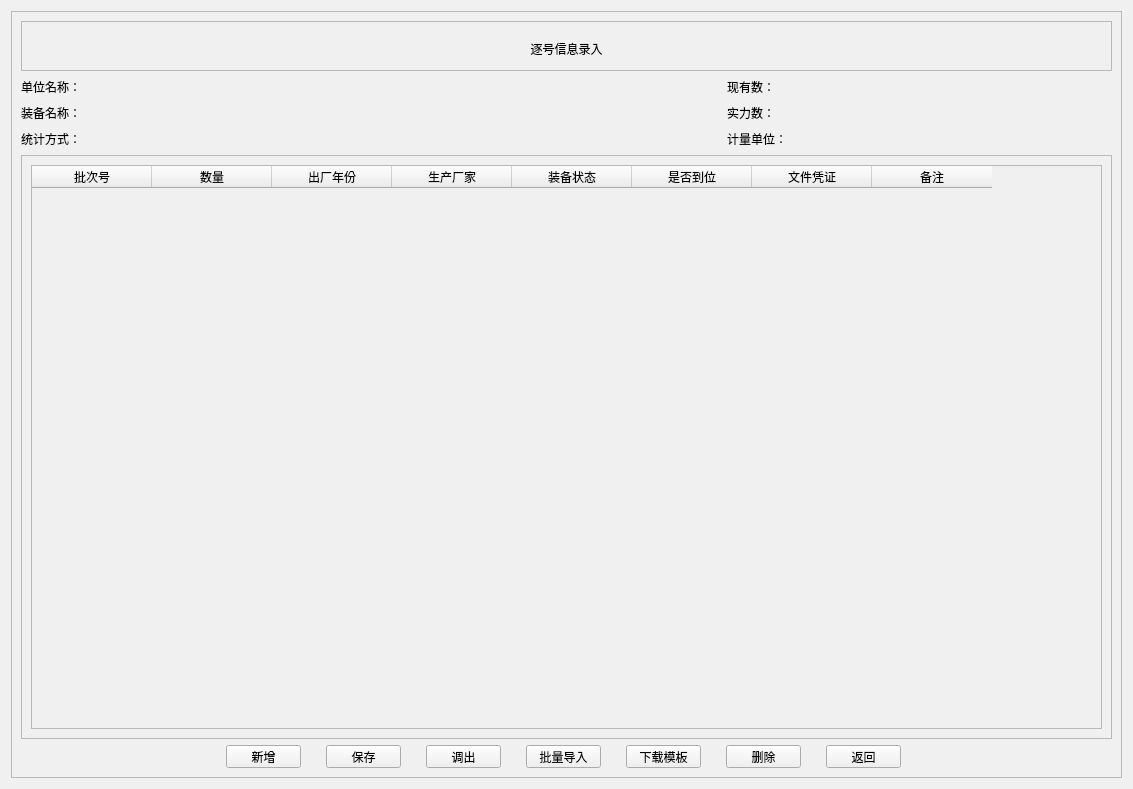
Old version of the form widgets/add_strenth_info.ui in the repository Belos10/Equip.
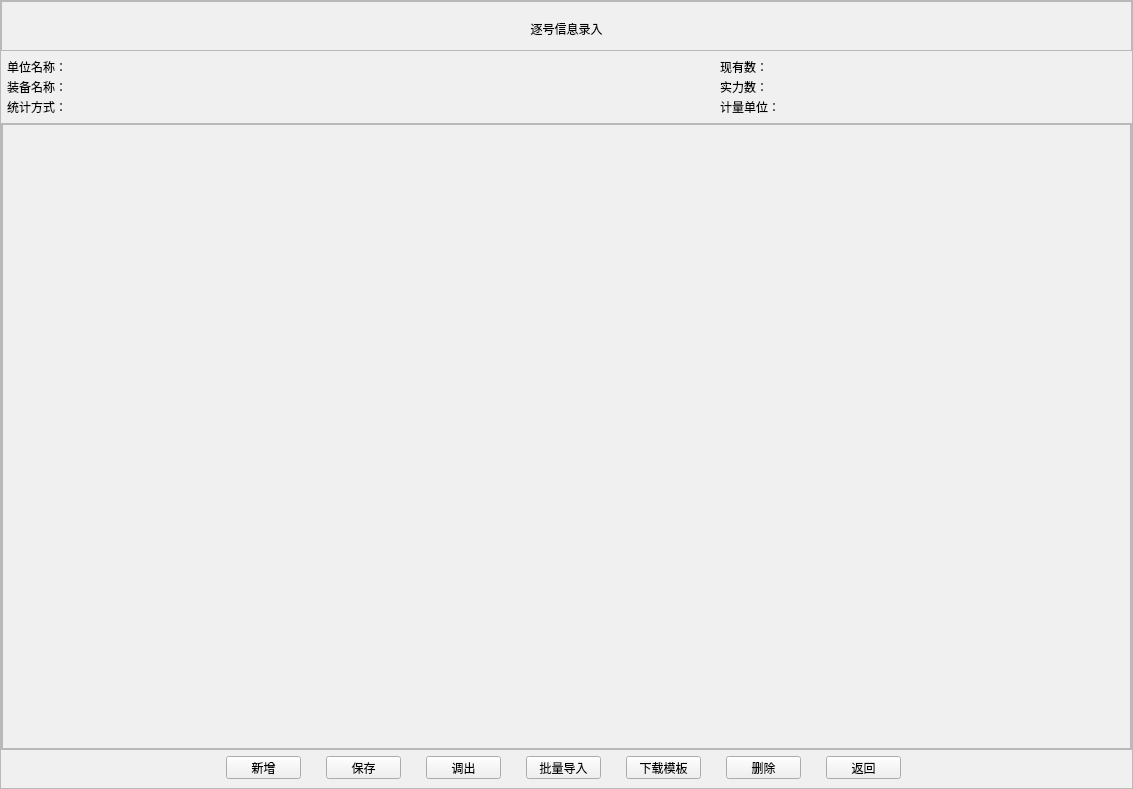
New version of the form.

The edit to the form file:
```diff
--- a/widgets/add_strenth_info.ui
+++ b/widgets/add_strenth_info.ui
@@ -20,6 +20,21 @@
    <string notr="true">QWidget {background-color:rgb(240, 240, 240)}</string>
   </property>
   <layout class="QVBoxLayout" name="verticalLayout_3">
+   <property name="spacing">
+    <number>0</number>
+   </property>
+   <property name="leftMargin">
+    <number>0</number>
+   </property>
+   <property name="topMargin">
+    <number>0</number>
+   </property>
+   <property name="rightMargin">
+    <number>0</number>
+   </property>
+   <property name="bottomMargin">
+    <number>0</number>
+   </property>
    <item>
     <widget class="QFrame" name="frame">
      <property name="frameShape">
@@ -29,6 +44,18 @@
       <enum>QFrame::Raised</enum>
      </property>
      <layout class="QGridLayout" name="gridLayout">
+      <property name="leftMargin">
+       <number>0</number>
+      </property>
+      <property name="topMargin">
+       <number>0</number>
+      </property>
+      <property name="rightMargin">
+       <number>0</number>
+      </property>
+      <property name="horizontalSpacing">
+       <number>0</number>
+      </property>
       <item row="0" column="0">
        <widget class="QTextBrowser" name="textBrowser">
         <property name="maximumSize">
@@ -41,9 +68,9 @@
          <string>&lt;!DOCTYPE HTML PUBLIC &quot;-//W3C//DTD HTML 4.0//EN&quot; &quot;http://www.w3.org/TR/REC-html40/strict.dtd&quot;&gt;
 &lt;html&gt;&lt;head&gt;&lt;meta name=&quot;qrichtext&quot; content=&quot;1&quot; /&gt;&lt;style type=&quot;text/css&quot;&gt;
 p, li { white-space: pre-wrap; }
-&lt;/style&gt;&lt;/head&gt;&lt;body style=&quot; font-family:'SimSun'; font-size:9pt; font-weight:400; font-style:normal;&quot;&gt;
-&lt;p align=&quot;center&quot; style=&quot;-qt-paragraph-type:empty; margin-top:0px; margin-bottom:0px; margin-left:0px; margin-right:0px; -qt-block-indent:0; text-indent:0px;&quot;&gt;&lt;br /&gt;&lt;/p&gt;
-&lt;p align=&quot;center&quot; style=&quot; margin-top:0px; margin-bottom:0px; margin-left:0px; margin-right:0px; -qt-block-indent:0; text-indent:0px;&quot;&gt;逐号信息录入&lt;/p&gt;&lt;/body&gt;&lt;/html&gt;</string>
+&lt;/style&gt;&lt;/head&gt;&lt;body style=&quot; font-family:'SimSun'; font-size:11.25pt; font-weight:400; font-style:normal;&quot;&gt;
+&lt;p align=&quot;center&quot; style=&quot;-qt-paragraph-type:empty; margin-top:0px; margin-bottom:0px; margin-left:0px; margin-right:0px; -qt-block-indent:0; text-indent:0px; font-size:9pt;&quot;&gt;&lt;br /&gt;&lt;/p&gt;
+&lt;p align=&quot;center&quot; style=&quot; margin-top:0px; margin-bottom:0px; margin-left:0px; margin-right:0px; -qt-block-indent:0; text-indent:0px;&quot;&gt;&lt;span style=&quot; font-size:9pt;&quot;&gt;逐号信息录入&lt;/span&gt;&lt;/p&gt;&lt;/body&gt;&lt;/html&gt;</string>
         </property>
        </widget>
       </item>
@@ -66,8 +93,8 @@
           <rect>
            <x>0</x>
            <y>0</y>
-           <width>1085</width>
-           <height>561</height>
+           <width>1129</width>
+           <height>601</height>
           </rect>
          </property>
          <property name="minimumSize">
@@ -80,10 +107,25 @@
           <enum>Qt::ClickFocus</enum>
          </property>
          <layout class="QHBoxLayout" name="horizontalLayout_9">
+          <property name="spacing">
+           <number>0</number>
+          </property>
+          <property name="leftMargin">
+           <number>0</number>
+          </property>
+          <property name="topMargin">
+           <number>0</number>
+          </property>
+          <property name="rightMargin">
+           <number>0</number>
+          </property>
+          <property name="bottomMargin">
+           <number>0</number>
+          </property>
           <item>
            <widget class="QTableWidget" name="tableWidget">
             <attribute name="horizontalHeaderVisible">
-             <bool>true</bool>
+             <bool>false</bool>
             </attribute>
             <attribute name="horizontalHeaderCascadingSectionResizes">
              <bool>false</bool>
@@ -148,7 +190,7 @@
       <item row="3" column="0">
        <layout class="QHBoxLayout" name="horizontalLayout" stretch="0,0,0,0,0,0,0,0,0">
         <property name="spacing">
-         <number>20</number>
+         <number>0</number>
         </property>
         <property name="bottomMargin">
          <number>0</number>
@@ -280,10 +322,16 @@
       </item>
       <item row="1" column="0">
        <layout class="QHBoxLayout" name="horizontalLayout_2">
+        <property name="leftMargin">
+         <number>6</number>
+        </property>
         <item>
          <layout class="QVBoxLayout" name="verticalLayout">
           <item>
            <layout class="QHBoxLayout" name="horizontalLayout_3">
+            <property name="spacing">
+             <number>0</number>
+            </property>
             <item>
              <widget class="QLabel" name="label">
               <property name="text">
@@ -314,6 +362,9 @@
           </item>
           <item>
            <layout class="QHBoxLayout" name="horizontalLayout_4">
+            <property name="spacing">
+             <number>0</number>
+            </property>
             <item>
              <widget class="QLabel" name="label_2">
               <property name="text">
@@ -344,6 +395,9 @@
           </item>
           <item>
            <layout class="QHBoxLayout" name="horizontalLayout_5">
+            <property name="spacing">
+             <number>0</number>
+            </property>
             <item>
              <widget class="QLabel" name="label_3">
               <property name="text">
@@ -392,11 +446,17 @@
         </item>
         <item>
          <layout class="QVBoxLayout" name="verticalLayout_2">
+          <property name="spacing">
+           <number>0</number>
+          </property>
           <property name="leftMargin">
            <number>100</number>
           </property>
           <item>
            <layout class="QHBoxLayout" name="horizontalLayout_6">
+            <property name="spacing">
+             <number>0</number>
+            </property>
             <item>
              <widget class="QLabel" name="label_4">
               <property name="text">
@@ -427,6 +487,9 @@
           </item>
           <item>
            <layout class="QHBoxLayout" name="horizontalLayout_7">
+            <property name="spacing">
+             <number>0</number>
+            </property>
             <item>
              <widget class="QLabel" name="label_6">
               <property name="text">
@@ -457,6 +520,9 @@
           </item>
           <item>
            <layout class="QHBoxLayout" name="horizontalLayout_8">
+            <property name="spacing">
+             <number>0</number>
+            </property>
             <item>
              <widget class="QLabel" name="label_5">
               <property name="text">
```
